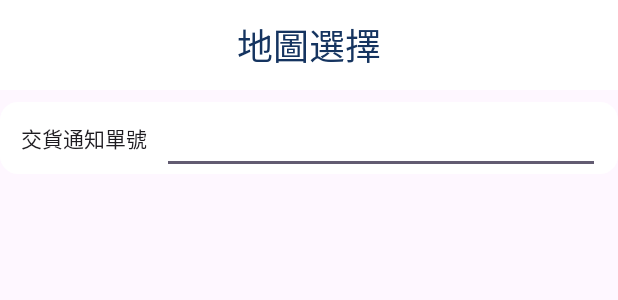
After one commit to kevin880701/water, an Android app: the layout activity_form_content.xml on its own in the app's theme, with its tools: preview values and no code run, on a phone screen of 412 x 824 dp. The commit adds this screen. Shown: the top 300 px of the screen. Run offline under Robolectric (Android 15) with nearby library versions, the phone set to English and light mode, and no system bars.

Commit message:
上傳測試

```diff
--- a/app/src/main/java/com/lhr/water/ui/mapChoose/MapChooseActivity.kt
+++ b/app/src/main/java/com/lhr/water/ui/mapChoose/MapChooseActivity.kt
@@ -43,7 +43,6 @@ class MapChooseActivity : BaseActivity(), MapChooseAdapter.Listener, View.OnClic
         bindViewModel()
         initView()
 
-        binding.widgetTitleBar.imageBack.setOnClickListener(this)
     }
 
 
@@ -55,6 +54,7 @@ class MapChooseActivity : BaseActivity(), MapChooseAdapter.Listener, View.OnClic
 
     private fun initView() {
         binding.widgetTitleBar.textTitle.text = getString(R.string.map_choose)
+        setupBackButton(binding.widgetTitleBar.imageBack)
         binding.widgetTitleBar.imageBack.visibility = View.VISIBLE
         initRecyclerView()
     }
@@ -79,9 +79,6 @@ class MapChooseActivity : BaseActivity(), MapChooseAdapter.Listener, View.OnClic
 
     override fun onClick(v: View) {
         when (v.id) {
-            R.id.imageBack -> {
-                onBackPressedCallback.handleOnBackPressed()
-            }
         }
     }
 
--- a/app/src/main/java/com/lhr/water/util/widget/InfoDetailBottom.kt
+++ b/app/src/main/java/com/lhr/water/util/widget/InfoDetailBottom.kt
@@ -28,6 +28,7 @@ class InfoDetailBottom : RelativeLayout, View.OnClickListener {
             activity, // LifecycleOwner
             activity.onBackPressedCallback
         )
+        Timber.d("CCCCCCCCCCCCCCCCCCC")
 
         initView()
         binding.root.setOnClickListener(this)
@@ -36,6 +37,7 @@ class InfoDetailBottom : RelativeLayout, View.OnClickListener {
     }
 
     fun initView(){
+        Timber.d("BBBBBBBBBBBBBBBBBBBBBBBBBBBBBBBBBBBBB")
         binding.textCurrentMapName.text = targetData.targetRegion
         binding.textCurrentRegionName.text = targetData.targetMap
         binding.textCurrentStorageName.text = targetData.targetName
--- /dev/null
+++ b/app/src/main/res/layout/activity_form_content.xml
@@ -0,0 +1,43 @@
+<?xml version="1.0" encoding="utf-8"?>
+<layout xmlns:android="http://schemas.android.com/apk/res/android"
+    xmlns:app="http://schemas.android.com/apk/res-auto"
+    xmlns:tools="http://schemas.android.com/tools">
+
+    <data>
+    </data>
+
+    <androidx.constraintlayout.widget.ConstraintLayout
+        android:layout_width="match_parent"
+        android:layout_height="match_parent">
+
+        <include
+            android:id="@+id/widget_title_bar"
+            layout="@layout/widget_title_bar"
+            app:layout_constraintTop_toTopOf="parent"/>
+
+        <androidx.core.widget.NestedScrollView
+            android:id="@+id/scrollViewForm"
+            android:layout_width="match_parent"
+            android:layout_height="0dp"
+            android:fillViewport="true"
+            app:layout_constraintTop_toBottomOf="@+id/widget_title_bar"
+            app:layout_constraintBottom_toBottomOf="parent"
+            app:layout_constraintLeft_toLeftOf="parent"
+            app:layout_constraintRight_toRightOf="parent">
+            <androidx.constraintlayout.widget.ConstraintLayout
+                android:layout_width="match_parent"
+                android:layout_height="match_parent">
+                <androidx.recyclerview.widget.RecyclerView
+                    android:layout_width="match_parent"
+                    android:layout_height="wrap_content"
+                    app:layout_constraintTop_toTopOf="parent"
+                    app:layout_constraintLeft_toLeftOf="parent"
+                    android:layout_marginTop="8dp"
+                    tools:itemCount="1"
+                    tools:listitem="@layout/item_form_content"/>
+
+
+            </androidx.constraintlayout.widget.ConstraintLayout>
+        </androidx.core.widget.NestedScrollView>
+    </androidx.constraintlayout.widget.ConstraintLayout>
+</layout>
--- /dev/null
+++ b/app/src/main/res/layout/item_form_content.xml
@@ -0,0 +1,29 @@
+<?xml version="1.0" encoding="utf-8"?>
+<androidx.constraintlayout.widget.ConstraintLayout xmlns:android="http://schemas.android.com/apk/res/android"
+    xmlns:app="http://schemas.android.com/apk/res-auto"
+    xmlns:tools="http://schemas.android.com/tools"
+    android:layout_width="match_parent"
+    android:layout_height="48dp"
+    android:background="@drawable/bg_form_list_item"
+    android:paddingLeft="12dp"
+    android:paddingRight="12dp">
+
+    <TextView
+        android:id="@+id/textDataName"
+        android:layout_width="88dp"
+        android:layout_height="match_parent"
+        android:gravity="center"
+        android:text="交貨通知單號"
+        android:textAppearance="@style/TextAppearance.Astec.HeadLine5"
+        app:layout_constraintLeft_toLeftOf="parent"
+        app:layout_constraintTop_toTopOf="parent" />
+
+    <EditText
+        android:id="@+id/editDataContent"
+        android:layout_width="0dp"
+        android:layout_height="match_parent"
+        android:layout_marginLeft="8dp"
+        app:layout_constraintLeft_toRightOf="@+id/textDataName"
+        app:layout_constraintRight_toRightOf="parent"
+        app:layout_constraintTop_toTopOf="parent" />
+</androidx.constraintlayout.widget.ConstraintLayout>
--- a/app/src/main/res/layout/widget_title_bar.xml
+++ b/app/src/main/res/layout/widget_title_bar.xml
@@ -37,5 +37,16 @@
             android:textColor="@color/seed"
             android:textAppearance="@style/TextAppearance.Astec.HeadLine1"/>
 
+        <ImageView
+            android:id="@+id/imageScanner"
+            android:layout_width="24dp"
+            android:layout_height="24dp"
+            app:layout_constraintTop_toTopOf="parent"
+            app:layout_constraintBottom_toBottomOf="parent"
+            app:layout_constraintRight_toRightOf="parent"
+            android:layout_marginRight="8dp"
+            app:tint="@color/seed"
+            android:visibility="gone"
+            android:src="@drawable/scanner"/>
     </androidx.constraintlayout.widget.ConstraintLayout>
 </layout>
```
Also changed, not shown: app/src/main/java/com/lhr/water/ui/base/BaseActivity.kt (+28 -11 lines), app/src/main/java/com/lhr/water/ui/formContent/FormContentActivity.kt (added, +45 -0 lines), app/src/main/java/com/lhr/water/ui/formContent/FormContentViewModel.kt (added, +16 -0 lines), app/src/main/java/com/lhr/water/ui/map/MapActivity.kt (+19 -7 lines), app/src/main/res/layout/activity_delivery_form.xml (deleted, +0 -60 lines), app/src/main/res/drawable/scanner.png (added).
